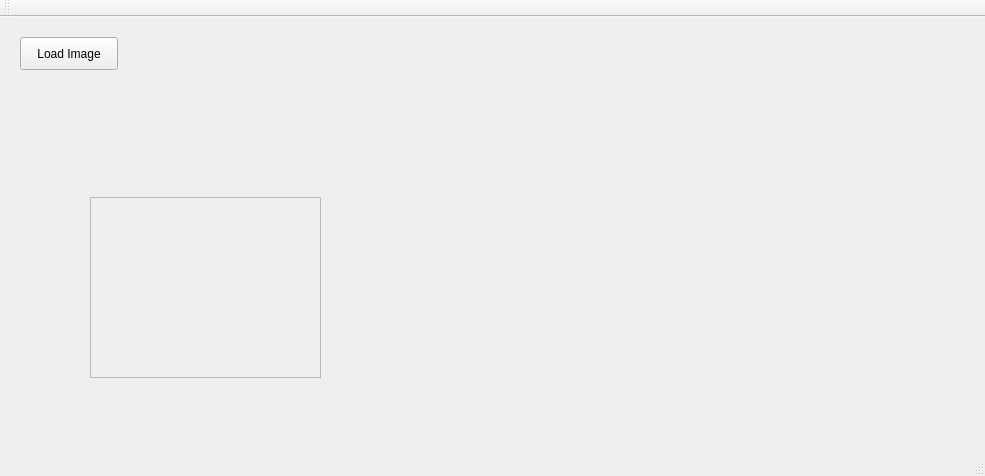
Old version of the form Eq2/mainwindow.ui in the repository pedrecal/qt.
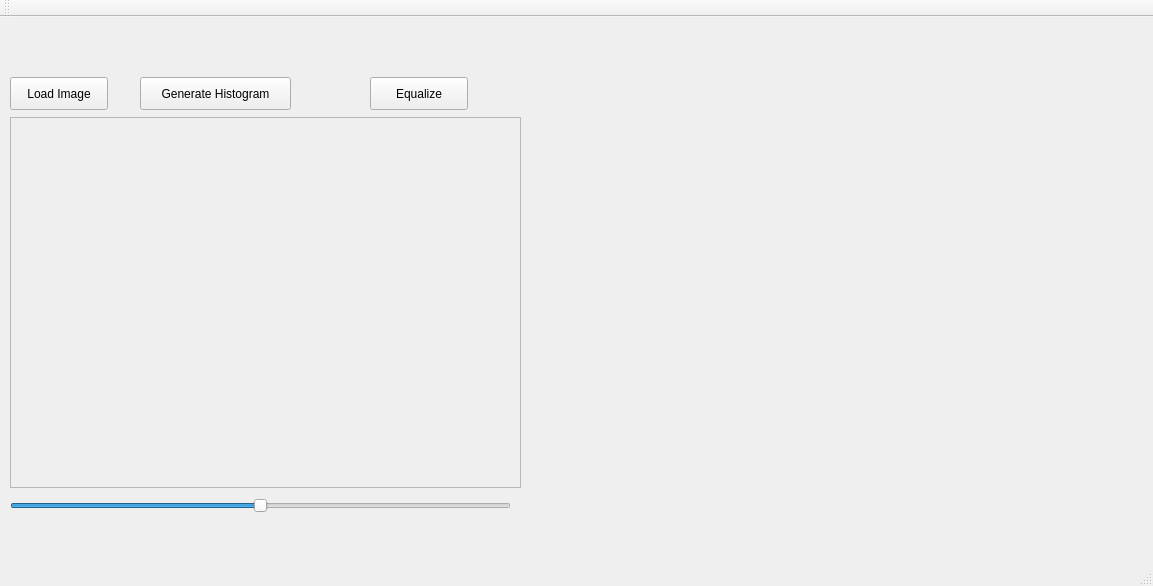
New version of the form. Custom widgets are drawn as their Qt base class.

Diff of the .ui file:
```diff
--- a/Eq2/mainwindow.ui
+++ b/Eq2/mainwindow.ui
@@ -6,8 +6,8 @@
    <rect>
     <x>0</x>
     <y>0</y>
-    <width>985</width>
-    <height>476</height>
+    <width>1153</width>
+    <height>586</height>
    </rect>
   </property>
   <property name="windowTitle">
@@ -17,20 +17,20 @@
    <widget class="QCustomPlot" name="widget" native="true">
     <property name="geometry">
      <rect>
-      <x>460</x>
-      <y>10</y>
-      <width>501</width>
-      <height>361</height>
+      <x>530</x>
+      <y>100</y>
+      <width>601</width>
+      <height>411</height>
      </rect>
     </property>
    </widget>
    <widget class="QScrollArea" name="scrollArea">
     <property name="geometry">
      <rect>
-      <x>90</x>
-      <y>180</y>
-      <width>231</width>
-      <height>181</height>
+      <x>10</x>
+      <y>100</y>
+      <width>511</width>
+      <height>371</height>
      </rect>
     </property>
     <property name="widgetResizable">
@@ -41,8 +41,8 @@
       <rect>
        <x>0</x>
        <y>0</y>
-       <width>229</width>
-       <height>179</height>
+       <width>509</width>
+       <height>369</height>
       </rect>
      </property>
     </widget>
@@ -50,8 +50,8 @@
    <widget class="QPushButton" name="LoadButton">
     <property name="geometry">
      <rect>
-      <x>20</x>
-      <y>20</y>
+      <x>10</x>
+      <y>60</y>
       <width>98</width>
       <height>33</height>
      </rect>
@@ -60,6 +60,57 @@
      <string>Load Image</string>
     </property>
    </widget>
+   <widget class="QSlider" name="slider">
+    <property name="geometry">
+     <rect>
+      <x>10</x>
+      <y>480</y>
+      <width>501</width>
+      <height>17</height>
+     </rect>
+    </property>
+    <property name="minimum">
+     <number>-200</number>
+    </property>
+    <property name="maximum">
+     <number>200</number>
+    </property>
+    <property name="singleStep">
+     <number>10</number>
+    </property>
+    <property name="pageStep">
+     <number>30</number>
+    </property>
+    <property name="orientation">
+     <enum>Qt::Horizontal</enum>
+    </property>
+   </widget>
+   <widget class="QPushButton" name="histBt">
+    <property name="geometry">
+     <rect>
+      <x>140</x>
+      <y>60</y>
+      <width>151</width>
+      <height>33</height>
+     </rect>
+    </property>
+    <property name="text">
+     <string>Generate Histogram</string>
+    </property>
+   </widget>
+   <widget class="QPushButton" name="eqBt">
+    <property name="geometry">
+     <rect>
+      <x>370</x>
+      <y>60</y>
+      <width>98</width>
+      <height>33</height>
+     </rect>
+    </property>
+    <property name="text">
+     <string>Equalize</string>
+    </property>
+   </widget>
   </widget>
   <widget class="QMenuBar" name="menuBar">
    <property name="geometry">
```
Left out of the diff: 4 changed lines with no effect on the pictures.
